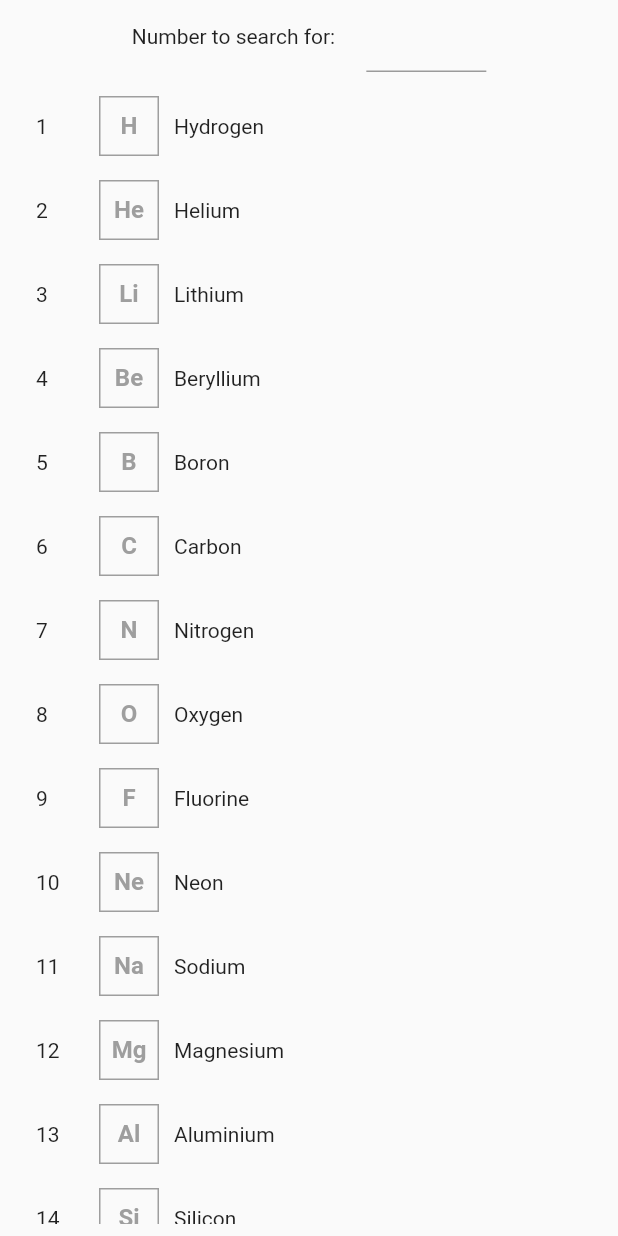
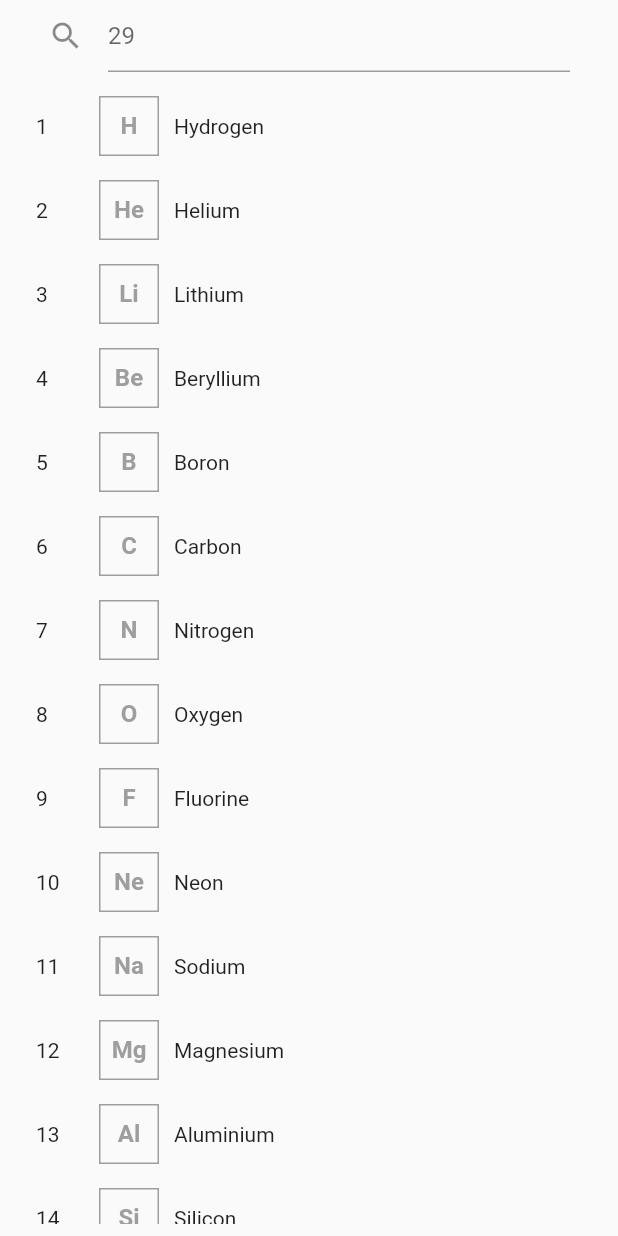
Before and after one commit to Mapioi/unhexennium, a Flutter app: the AtomicNumberSearch widget shown alone on an empty page, opened directly, on a phone screen of 412 x 824 dp. Run offline on Flutter 3.47's test engine with Material 2 defaults, Android fonts, the phone set to English and light mode, and no system bars.

Commit message:
Fix overflow in element atomic number input

```diff
--- a/lib/tabs/popups.dart
+++ b/lib/tabs/popups.dart
@@ -123,24 +123,18 @@ class _AtomicNumberSearch extends State<AtomicNumberSearch> {
     return new Column(
       children: <Widget>[
         new Center(
-          child: new FractionallySizedBox(
-            child: new Row(
-              children: <Widget>[
-                new Text("Number to search for:"),
-                new SizedBox(width: 10.0),
-                new SizedBox(
-                  width: 80.0,
+          child: new Padding(
+            padding: const EdgeInsets.only(left: 32.0, right: 32.0),
             child: new TextField(
               keyboardType: TextInputType.number,
               onChanged: (String s) => setState(() {
                     typedNumber = int.parse(s);
                   }),
+              decoration: new InputDecoration(
+                icon: new Icon(Icons.search),
+                hintText: "29",
               ),
             ),
-              ],
-              mainAxisAlignment: MainAxisAlignment.spaceEvenly,
-            ),
-            widthFactor: 0.6,
           ),
         ),
         new Expanded(
@@ -182,23 +176,21 @@ class _NameSearch extends State<NameSearch> {
       padding: const EdgeInsets.all(8.0),
       child: new Column(
         children: <Widget>[
-          new Padding(
+          new Center(
+            child: new Padding(
               padding: const EdgeInsets.fromLTRB(16.0, 0.0, 16.0, 8.0),
-            child: new Row(
-              children: <Widget>[
-                new Icon(Icons.search),
-                new SizedBox(width: 20.0),
-                new Expanded(
               child: new TextField(
                 onChanged: (String s) => setState(() => typedText = s),
+                decoration: new InputDecoration(
+                  icon: const Icon(Icons.search),
+                  hintText: "Boron",
                 ),
-                )
-              ],
+              ),
             ),
           ),
           new Expanded(
             child: ListView(children: searchResults),
-          )
+          ),
         ],
       ),
     );
```
Lines whose indentation alone changed are shown as unchanged.
